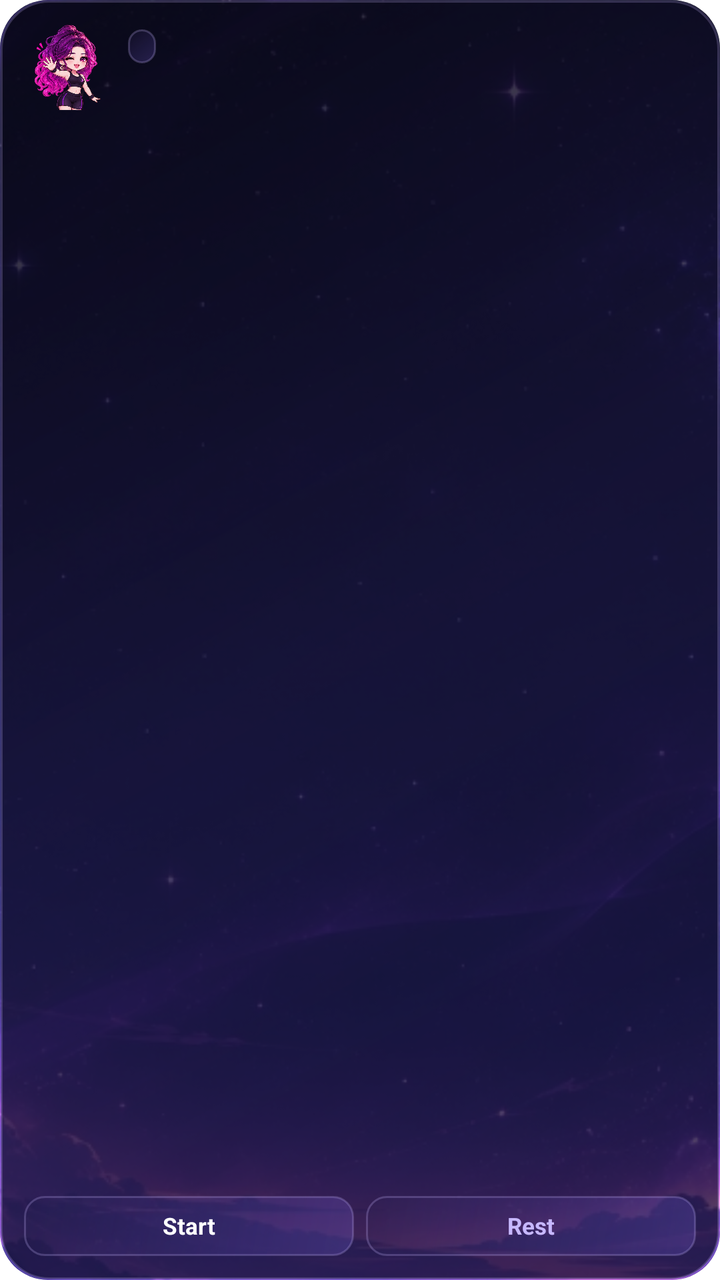
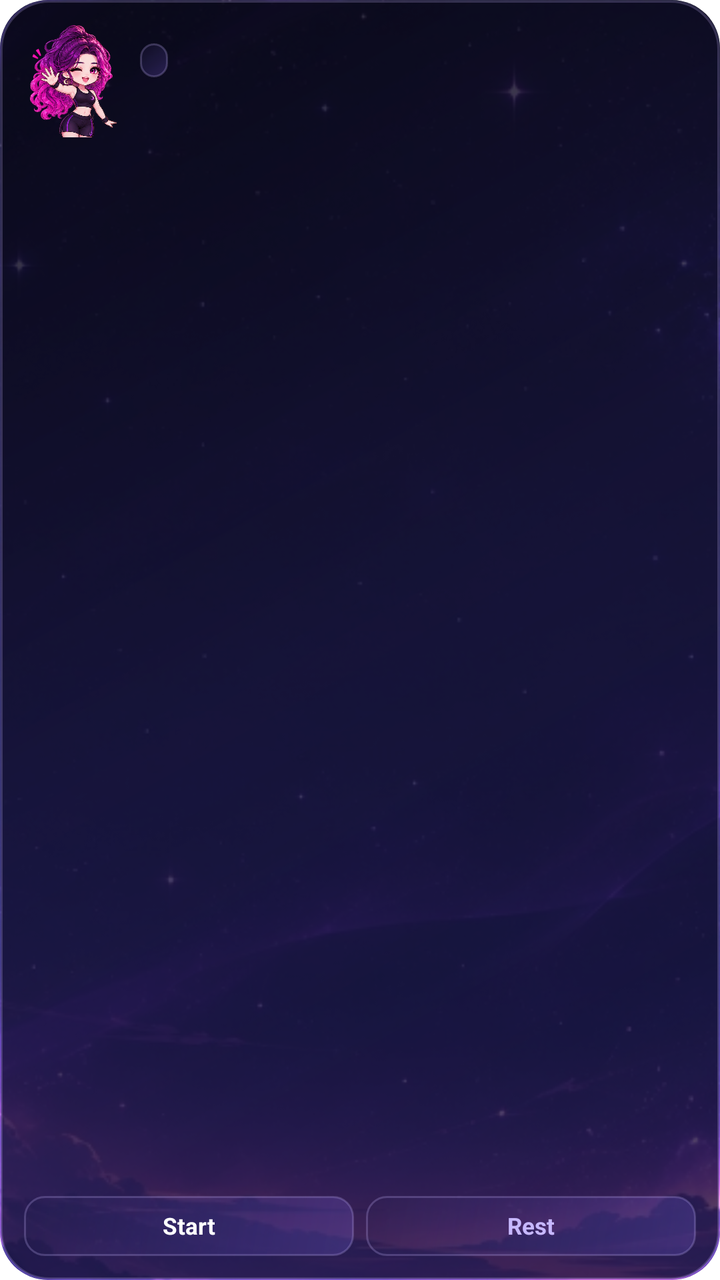

Compare the two renders of this Android layout. The source of the first and the diff that turns it into the second are given below.
<!-- AndroidManifest.xml: fallback theme Theme.MaterialComponents.DayNight.NoActionBar -->
<!-- res/layout/widget_workout.xml -->
<?xml version="1.0" encoding="utf-8"?>
<FrameLayout xmlns:android="http://schemas.android.com/apk/res/android"
    android:id="@+id/root"
    android:layout_width="match_parent"
    android:layout_height="match_parent"
    android:background="@drawable/widget_scrim"
    android:clipToOutline="true">

    <ImageView
        android:layout_width="match_parent"
        android:layout_height="match_parent"
        android:scaleType="centerCrop"
        android:src="@drawable/widget_celestial_bg" />

    <FrameLayout
        android:layout_width="match_parent"
        android:layout_height="match_parent"
        android:background="@drawable/widget_scrim" />

    <LinearLayout
        android:layout_width="match_parent"
        android:layout_height="match_parent"
        android:orientation="vertical"
        android:padding="12dp">

        <LinearLayout
            android:layout_width="match_parent"
            android:layout_height="wrap_content"
            android:gravity="center_vertical"
            android:orientation="horizontal">

            <ImageView
                android:id="@+id/coach_img"
                android:layout_width="44dp"
                android:layout_height="44dp"
                android:scaleType="fitCenter"
                android:src="@drawable/coach_greet" />

            <LinearLayout
                android:layout_width="0dp"
                android:layout_height="wrap_content"
                android:layout_marginStart="8dp"
                android:layout_weight="1"
                android:orientation="vertical">

                <TextView
                    android:id="@+id/badge"
                    android:layout_width="wrap_content"
                    android:layout_height="wrap_content"
                    android:background="@drawable/widget_pill_bg"
                    android:ellipsize="end"
                    android:maxLines="1"
                    android:paddingLeft="7dp"
                    android:paddingTop="2dp"
                    android:paddingRight="7dp"
                    android:paddingBottom="2dp"
                    android:textColor="#7DE2C7"
                    android:textSize="9.5sp"
                    android:textStyle="bold" />

                <TextView
                    android:id="@+id/title"
                    android:layout_width="match_parent"
                    android:layout_height="wrap_content"
                    android:layout_marginTop="4dp"
                    android:ellipsize="end"
                    android:maxLines="2"
                    android:textColor="#FFFFFF"
                    android:textSize="13sp"
                    android:textStyle="bold" />
            </LinearLayout>
        </LinearLayout>

        <TextView
            android:id="@+id/subtitle"
            android:layout_width="match_parent"
            android:layout_height="0dp"
            android:layout_marginTop="6dp"
            android:layout_weight="1"
            android:ellipsize="end"
            android:gravity="center_vertical"
            android:maxLines="2"
            android:textColor="#ECE8FF"
            android:textSize="11sp" />

        <LinearLayout
            android:id="@+id/actions_row"
            android:layout_width="match_parent"
            android:layout_height="wrap_content"
            android:layout_marginTop="6dp"
            android:orientation="horizontal">

            <TextView
                android:id="@+id/btn_start"
                android:layout_width="0dp"
                android:layout_height="30dp"
                android:layout_weight="1"
                android:background="@drawable/widget_pill_bg"
                android:gravity="center"
                android:maxLines="1"
                android:text="Start"
                android:textColor="#FFFFFF"
                android:textSize="11.5sp"
                android:textStyle="bold" />

            <TextView
                android:id="@+id/btn_rest"
                android:layout_width="0dp"
                android:layout_height="30dp"
                android:layout_marginStart="6dp"
                android:layout_weight="1"
                android:background="@drawable/widget_pill_bg"
                android:gravity="center"
                android:maxLines="1"
                android:text="Rest"
                android:textColor="#C7B8FF"
                android:textSize="11.5sp"
                android:textStyle="bold" />
        </LinearLayout>
    </LinearLayout>
</FrameLayout>
<!-- resources referenced by this layout -->
<resources>
  <!-- drawable coach_greet: png bitmap (drawable-nodpi, 324439 bytes) -->
  <!-- drawable widget_celestial_bg: jpg bitmap (drawable-nodpi, 240952 bytes) -->
  <!-- drawable widget_pill_bg (drawable) -->
  <?xml version="1.0" encoding="utf-8"?>
  <shape xmlns:android="http://schemas.android.com/apk/res/android" android:shape="rectangle">
      <gradient
          android:angle="135"
          android:startColor="#3D8065E8"
          android:endColor="#29292052" />
      <corners android:radius="10dp" />
      <stroke
          android:width="1dp"
          android:color="#3DC7B8FF" />
  </shape>
  <!-- drawable widget_scrim (drawable) -->
  <?xml version="1.0" encoding="utf-8"?>
  <shape xmlns:android="http://schemas.android.com/apk/res/android" android:shape="rectangle">
      <gradient
          android:angle="135"
          android:startColor="#B811102B"
          android:centerColor="#C4171436"
          android:endColor="#D9090817" />
      <corners android:radius="24dp" />
      <stroke
          android:width="1.2dp"
          android:color="#38C7B8FF" />
  </shape>
</resources>

<!-- the commit's change to res/layout/widget_workout.xml (unified diff, before → after) -->
@@ -31,8 +31,8 @@
 
             <ImageView
                 android:id="@+id/coach_img"
-                android:layout_width="44dp"
-                android:layout_height="44dp"
+                android:layout_width="50dp"
+                android:layout_height="58dp"
                 android:scaleType="fitCenter"
                 android:src="@drawable/coach_greet" />
 
